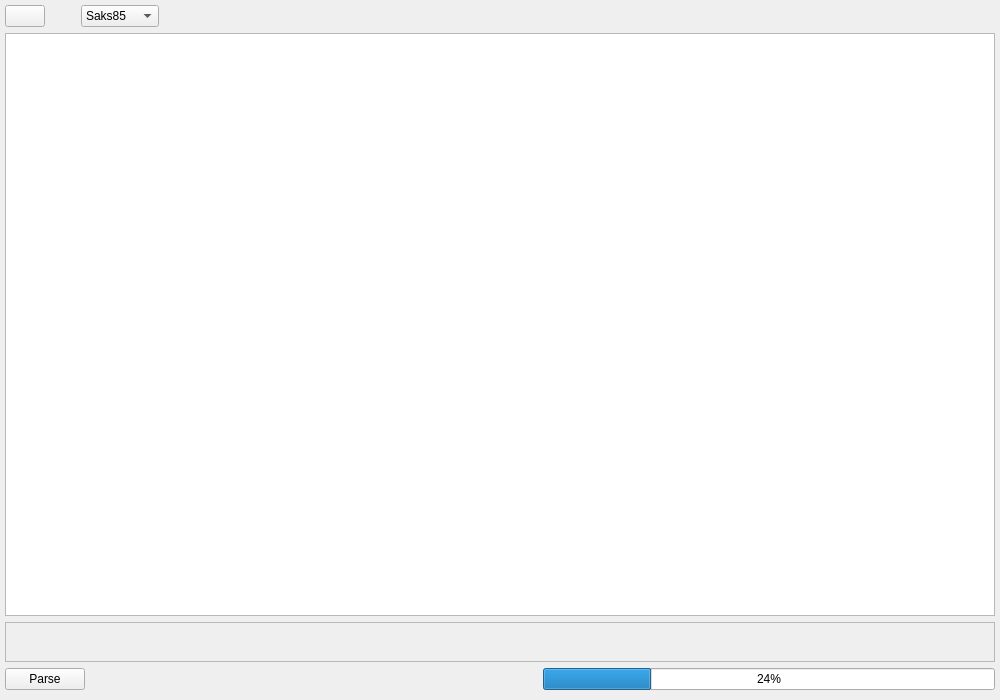
IceBear8965/TsumCopyrightTool, file app/view/uis/excel.ui: the form before one commit.
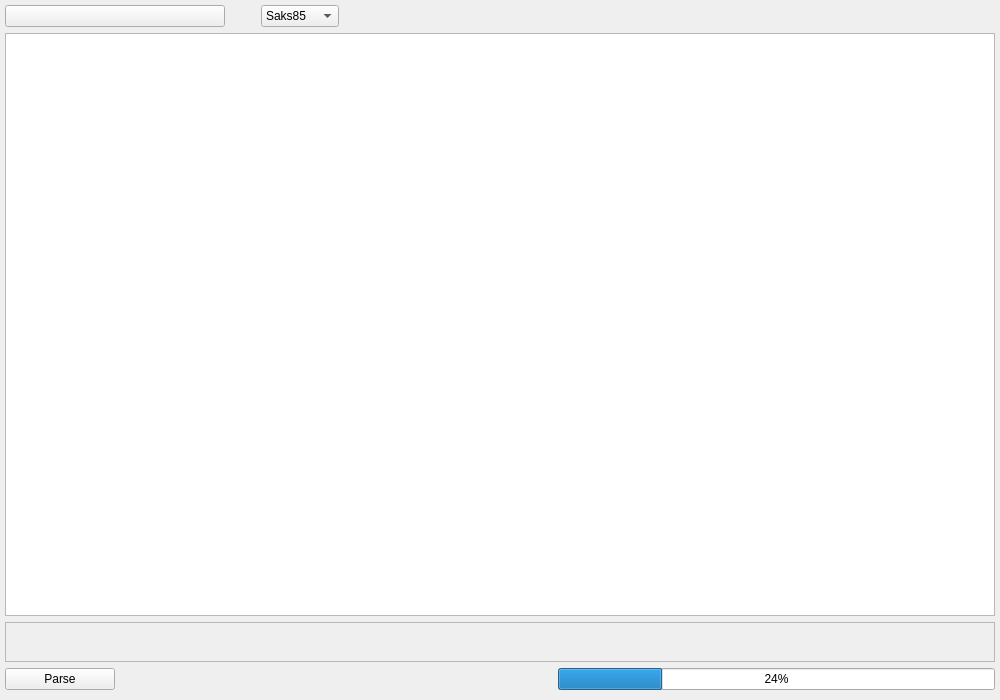
The form after the commit. Custom widgets are drawn as their Qt base class.

Commit message: The functionality is ready, possibly with bugs

The edit to the form file:
```diff
--- a/app/view/uis/excel.ui
+++ b/app/view/uis/excel.ui
@@ -44,6 +44,12 @@
       <layout class="QHBoxLayout" name="horizontalLayout">
        <item alignment="Qt::AlignLeft">
         <widget class="SwitchButton" name="useUrlToggle">
+         <property name="minimumSize">
+          <size>
+           <width>220</width>
+           <height>0</height>
+          </size>
+         </property>
          <property name="text">
           <string/>
          </property>
@@ -148,8 +154,14 @@
      </item>
      <item>
       <layout class="QHBoxLayout" name="horizontalLayout_2" stretch="0,0,0">
-       <item alignment="Qt::AlignLeft">
+       <item>
         <widget class="PushButton" name="excelRunBtn">
+         <property name="minimumSize">
+          <size>
+           <width>110</width>
+           <height>0</height>
+          </size>
+         </property>
          <property name="text">
           <string>Parse</string>
          </property>
```
The commit also changes 2 other files.
